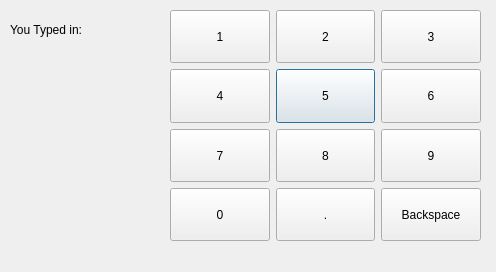
FinalMission/raspberry-pi-qt, file final/virtualkeyboard.ui: the form before one commit.
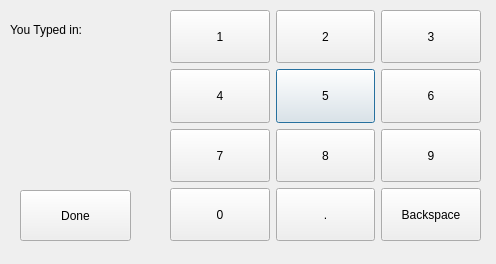
The form after the commit.

What changed in the file:
```diff
--- a/final/virtualkeyboard.ui
+++ b/final/virtualkeyboard.ui
@@ -7,7 +7,7 @@
     <x>0</x>
     <y>0</y>
     <width>496</width>
-    <height>272</height>
+    <height>264</height>
    </rect>
   </property>
   <property name="windowTitle">
@@ -207,6 +207,19 @@
     <string/>
    </property>
   </widget>
+  <widget class="QPushButton" name="DoneButton">
+   <property name="geometry">
+    <rect>
+     <x>20</x>
+     <y>190</y>
+     <width>111</width>
+     <height>51</height>
+    </rect>
+   </property>
+   <property name="text">
+    <string>Done</string>
+   </property>
+  </widget>
  </widget>
  <resources/>
  <connections/>
```
